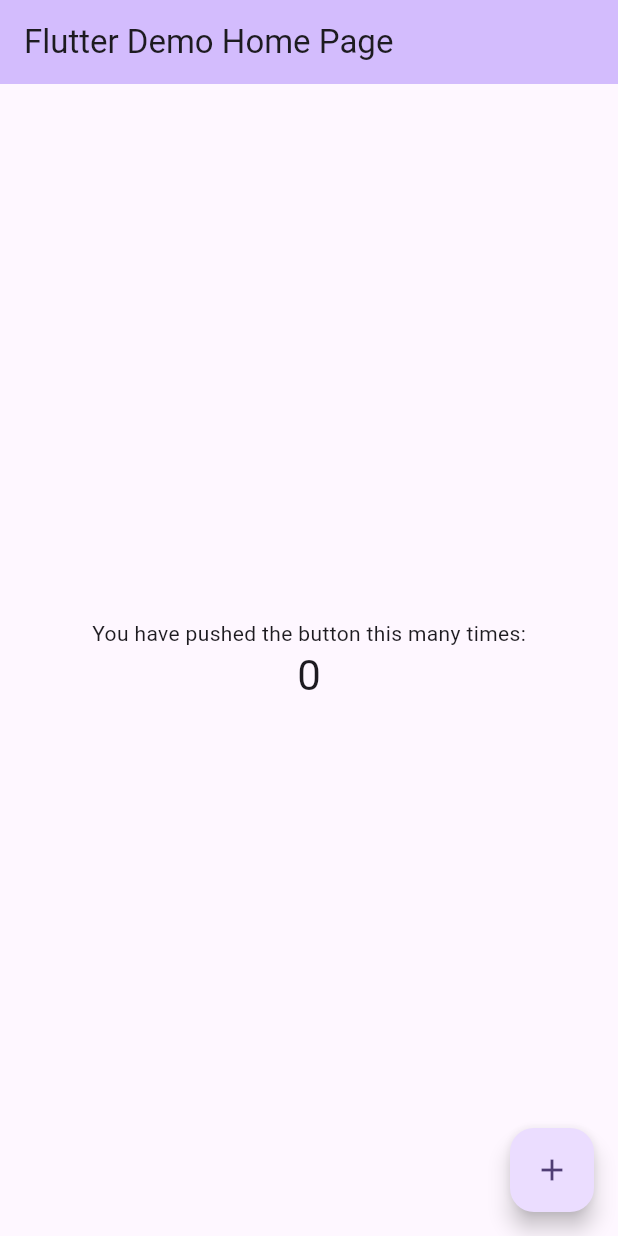
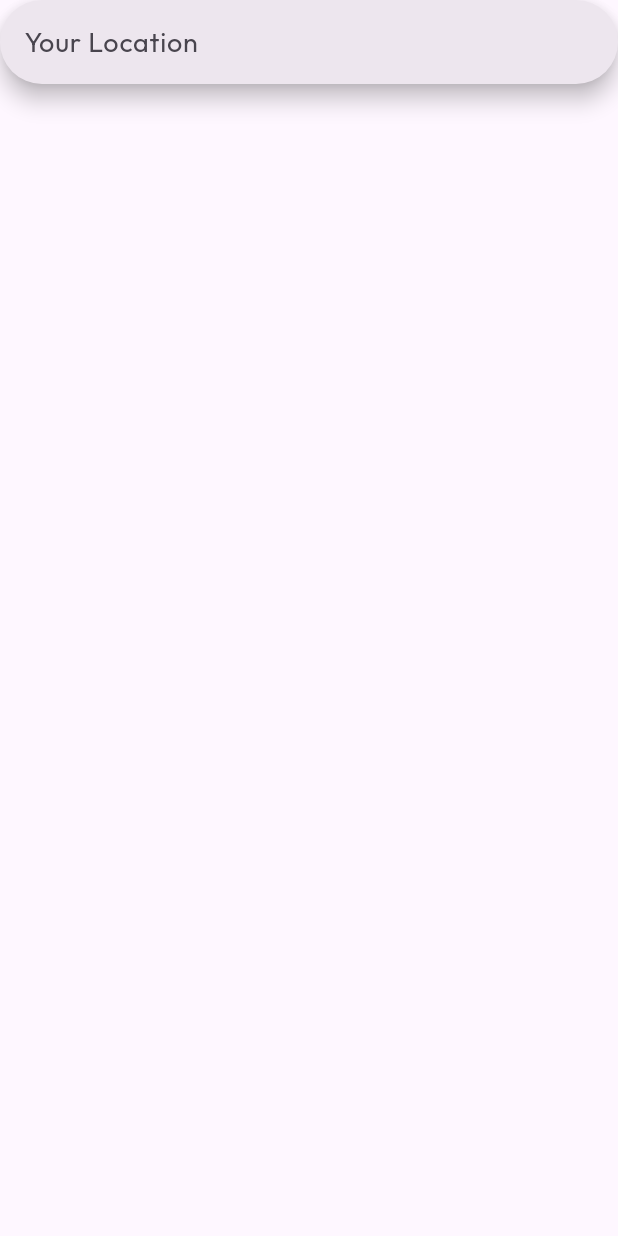
Before and after one commit to astudentinearth/weather-app, a Flutter app: the screen it shows after launch, on a phone screen of 412 x 824 dp. Run offline on Flutter 3.47's test engine with Material 3 defaults, Android fonts, the phone set to English and light mode, and no system bars; our stand-ins replace google_fonts.

Commit message:
Begin mobile work

```diff
--- a/mobile/lib/main.dart
+++ b/mobile/lib/main.dart
@@ -1,4 +1,5 @@
 import 'package:flutter/material.dart';
+import 'package:google_fonts/google_fonts.dart';
 
 void main() {
   runApp(const MyApp());
@@ -77,49 +78,19 @@
     // fast, so that you can just rebuild anything that needs updating rather
     // than having to individually change instances of widgets.
     return Scaffold(
-      appBar: AppBar(
-        // TRY THIS: Try changing the color here to a specific color (to
-        // Colors.amber, perhaps?) and trigger a hot reload to see the AppBar
-        // change color while the other colors stay the same.
-        backgroundColor: Theme.of(context).colorScheme.inversePrimary,
-        // Here we take the value from the MyHomePage object that was created by
-        // the App.build method, and use it to set our appbar title.
-        title: Text(widget.title),
-      ),
-      body: Center(
-        // Center is a layout widget. It takes a single child and positions it
-        // in the middle of the parent.
-        child: Column(
-          // Column is also a layout widget. It takes a list of children and
-          // arranges them vertically. By default, it sizes itself to fit its
-          // children horizontally, and tries to be as tall as its parent.
-          //
-          // Column has various properties to control how it sizes itself and
-          // how it positions its children. Here we use mainAxisAlignment to
-          // center the children vertically; the main axis here is the vertical
-          // axis because Columns are vertical (the cross axis would be
-          // horizontal).
-          //
-          // TRY THIS: Invoke "debug painting" (choose the "Toggle Debug Paint"
-          // action in the IDE, or press "p" in the console), to see the
-          // wireframe for each widget.
-          mainAxisAlignment: MainAxisAlignment.center,
-          children: <Widget>[
-            const Text(
-              'You have pushed the button this many times:',
-            ),
-            Text(
-              '$_counter',
-              style: Theme.of(context).textTheme.headlineMedium,
-            ),
-          ],
-        ),
-      ),
-      floatingActionButton: FloatingActionButton(
-        onPressed: _incrementCounter,
-        tooltip: 'Increment',
-        child: const Icon(Icons.add),
-      ), // This trailing comma makes auto-formatting nicer for build methods.
+      body: SafeArea(child: Column(
+        children: [
+          SearchBar(
+            hintText: "Your Location",
+            textStyle: WidgetStatePropertyAll(GoogleFonts.outfit(
+              textStyle: TextStyle(
+                  fontSize: 18
+              )
+            )),
+
+          )
+        ],
+      ))
     );
   }
 }
--- a/mobile/pubspec.yaml
+++ b/mobile/pubspec.yaml
@@ -35,6 +35,7 @@
   # The following adds the Cupertino Icons font to your application.
   # Use with the CupertinoIcons class for iOS style icons.
   cupertino_icons: ^1.0.8
+  google_fonts: ^6.2.1
 
 dev_dependencies:
   flutter_test:
```
Also changed, not shown: mobile/pubspec.lock.
